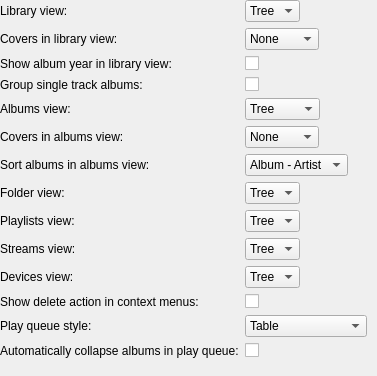
The window that gui/interfacesettings.ui (polpo/cantata-mac) describes before a commit, drawn with Qt 5.
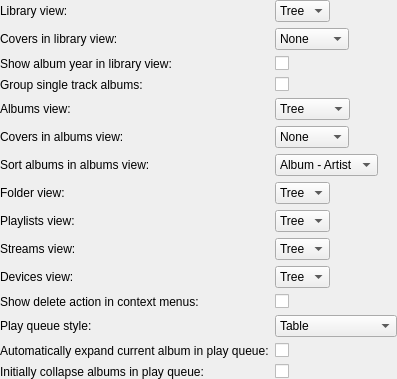
The same window after the commit.

```diff
--- a/gui/interfacesettings.ui
+++ b/gui/interfacesettings.ui
@@ -346,10 +346,27 @@
    <item row="13" column="0">
     <widget class="QLabel" name="autoCollapsePlayQueueLabel">
      <property name="text">
-      <string>Automatically collapse albums in play queue:</string>
+      <string>Automatically expand current album in play queue:</string>
      </property>
      <property name="buddy">
-      <cstring>autoCollapsePlayQueue</cstring>
+      <cstring>playQueueAutoExpand</cstring>
+     </property>
+    </widget>
+   </item>
+   <item row="14" column="1">
+    <widget class="QCheckBox" name="playQueueStartClosed">
+     <property name="text">
+      <string/>
+     </property>
+    </widget>
+   </item>
+   <item row="14" column="0">
+    <widget class="QLabel" name="playQueueStartClosedLabel">
+     <property name="text">
+      <string>Initially collapse albums in play queue:</string>
+     </property>
+     <property name="buddy">
+      <cstring>playQueueStartClosed</cstring>
      </property>
     </widget>
    </item>
```
Left out of the diff: 15 changed lines with no effect on the pictures.
